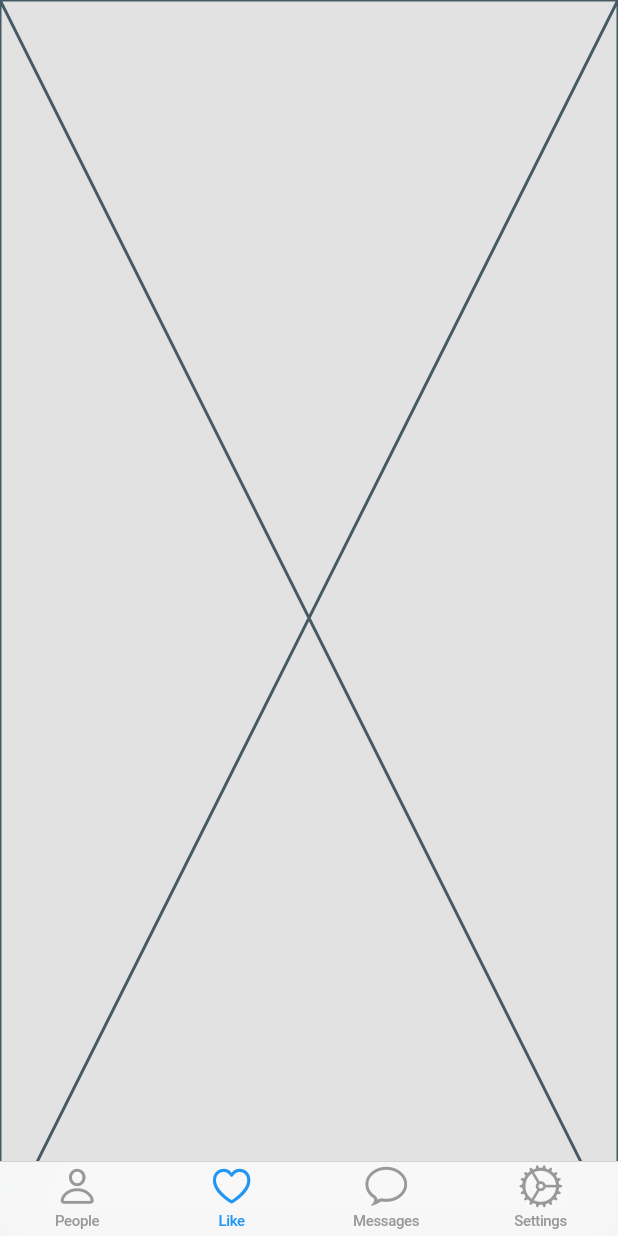
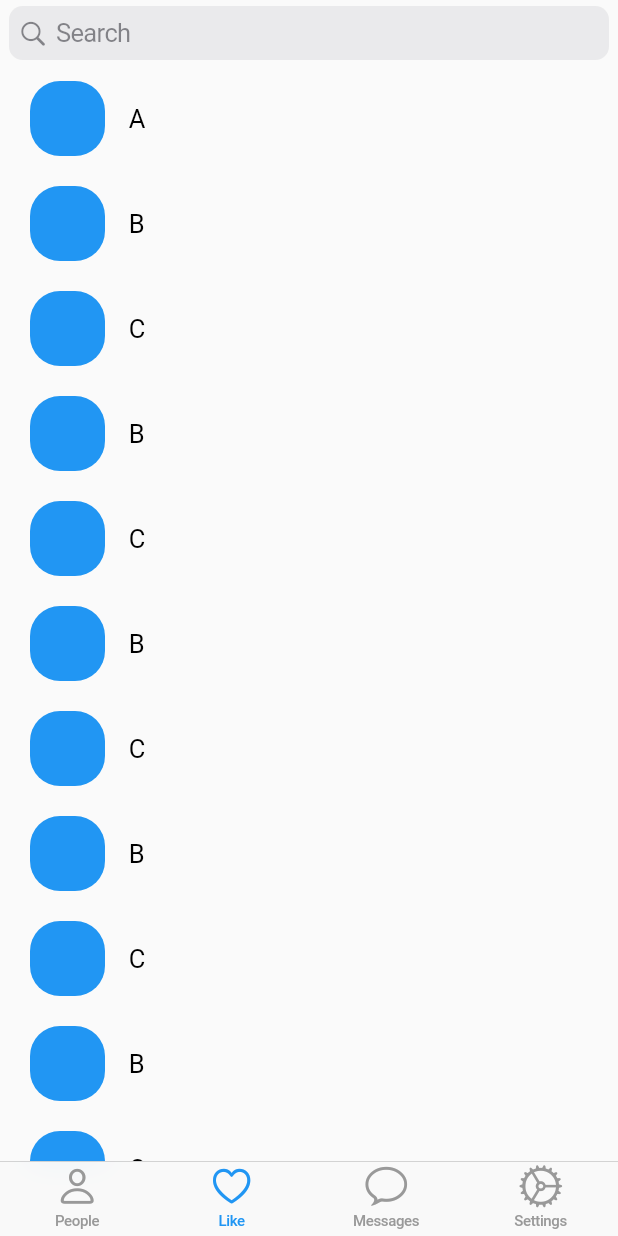
Before and after one commit to 2023-Summer-MadCamp-KP/FlowLink, a Flutter app: the screen it shows after launch, item 2 of the bottom bar chosen, on a phone screen of 412 x 824 dp. Run offline on Flutter 3.47's test engine with Material 2 defaults, Android fonts, the phone set to English and light mode, and no system bars.

Commit message:
Design(LikeListPage): 기본 UI

```diff
--- a/flow_camp_app/lib/pages/LikeListPage.dart
+++ b/flow_camp_app/lib/pages/LikeListPage.dart
@@ -1,4 +1,5 @@
 import 'package:flutter/material.dart';
+import 'package:flutter/cupertino.dart';
 
 class LikeListPage extends StatefulWidget {
   const LikeListPage({Key? key}) : super(key: key);
@@ -8,8 +9,65 @@ class LikeListPage extends StatefulWidget {
 }
 
 class _LikeListPageState extends State<LikeListPage> {
+  final List<String> entries = <String>[
+    "A",
+    "B",
+    "C",
+    "B",
+    "C",
+    "B",
+    "C",
+    "B",
+    "C",
+    "B",
+    "C",
+    "B",
+    "C",
+    "B",
+    "C",
+    "B",
+    "C",
+    "B",
+    "C"
+  ];
+  @override
+  void initState() {
+    // TODO: implement initState
+    super.initState();
+  }
+
   @override
   Widget build(BuildContext context) {
-    return const Placeholder();
+    return CupertinoPageScaffold(
+      navigationBar: CupertinoNavigationBar(
+        middle: CupertinoSearchTextField(),
+      ),
+      child: SafeArea(
+        child: ListView.builder(
+            itemCount: entries.length,
+            itemBuilder: (BuildContext context, int index) {
+              return Padding(
+                padding: EdgeInsets.fromLTRB(0, 10, 0, 10),
+                child: CupertinoListTile(
+                  leadingSize: 50,
+                  title: Text("${entries[index]}",
+                    style: TextStyle(decoration: TextDecoration.none)
+                  ),
+                  // subtitle: Text("${entries[index]}",
+                  //   style: TextStyle(decoration: TextDecoration.none)
+                  // ),
+                  leading: Container(
+                    width: double.infinity,
+                    height: double.infinity,
+                    decoration: BoxDecoration(
+                      borderRadius: BorderRadius.circular(20),
+                      color: Colors.blue,
+                    ),
+                  ),
+                ),
+              );
+            }),
+      ),
+    );
   }
 }
```
